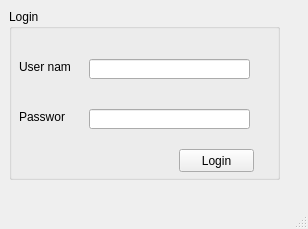
First picture: the form in login.ui, repository vuxuanvn/Excerscise-for-C-Cpp-Class, before the edit.
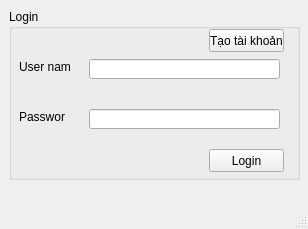
Second picture: the form after the edit.

Patch:
```diff
--- a/login.ui
+++ b/login.ui
@@ -19,7 +19,7 @@
      <rect>
       <x>9</x>
       <y>9</y>
-      <width>271</width>
+      <width>291</width>
       <height>171</height>
      </rect>
     </property>
@@ -57,7 +57,7 @@
       <rect>
        <x>80</x>
        <y>50</y>
-       <width>161</width>
+       <width>191</width>
        <height>20</height>
       </rect>
      </property>
@@ -67,7 +67,7 @@
       <rect>
        <x>80</x>
        <y>100</y>
-       <width>161</width>
+       <width>191</width>
        <height>20</height>
       </rect>
      </property>
@@ -78,7 +78,7 @@
     <widget class="QPushButton" name="pushButton">
      <property name="geometry">
       <rect>
-       <x>170</x>
+       <x>200</x>
        <y>140</y>
        <width>75</width>
        <height>23</height>
@@ -88,6 +88,19 @@
       <string>Login</string>
      </property>
     </widget>
+    <widget class="QPushButton" name="pushButton_2">
+     <property name="geometry">
+      <rect>
+       <x>200</x>
+       <y>20</y>
+       <width>75</width>
+       <height>23</height>
+      </rect>
+     </property>
+     <property name="text">
+      <string>Tạo tài khoản</string>
+     </property>
+    </widget>
    </widget>
   </widget>
   <widget class="QMenuBar" name="menubar">
```
Left out of the diff: 2 changed lines with no effect on the pictures.
